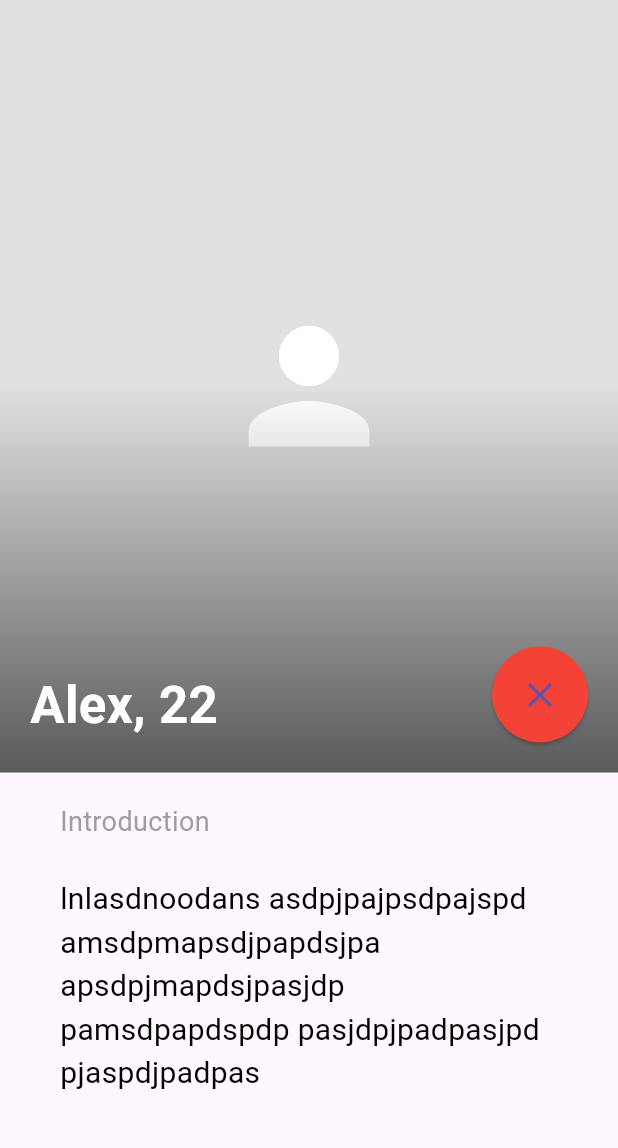
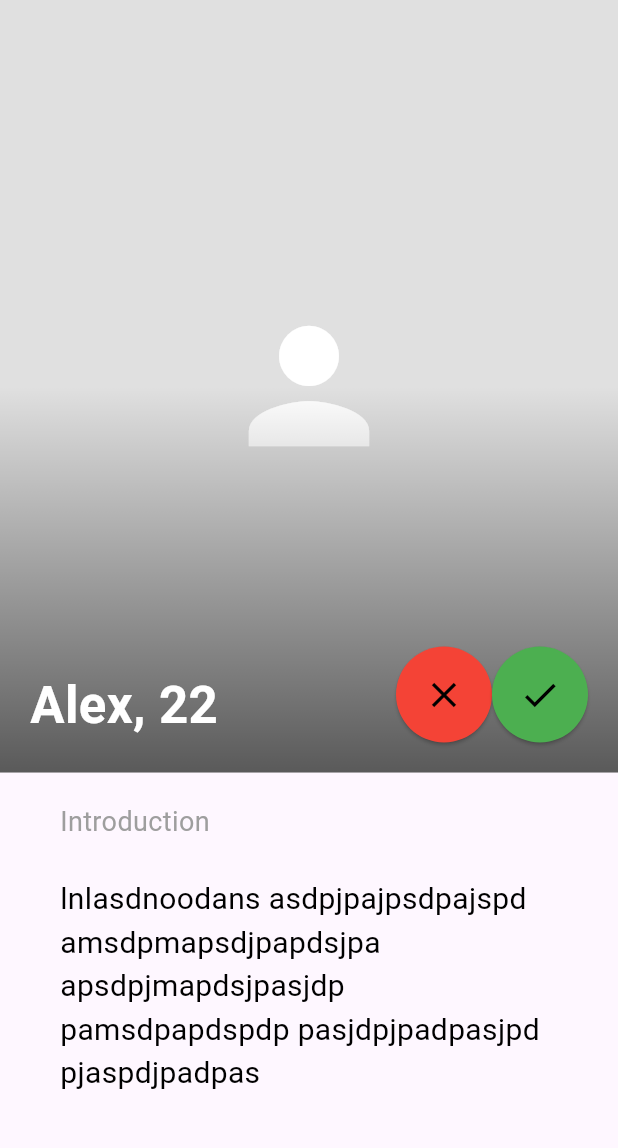
Before and after one commit to alanpbenny/trying_flutter, a Flutter app: the OtherProfileScreen screen opened directly, on a phone screen of 412 x 824 dp, the part 84-1232 px from its top. Run offline on Flutter 3.47's test engine with Material 3 defaults, Android fonts, the phone set to English and light mode, and no system bars; accounts and stored records are empty.

```diff
--- a/lib/messages_screen.dart
+++ b/lib/messages_screen.dart
@@ -1,6 +1,8 @@
 import 'package:flutter/material.dart';
 import 'messages.dart';
 import 'otherProfile_scree.dart';
+import 'altOtherProfileScreen.dart';
+
 class MessagesScreen extends StatefulWidget {
   const MessagesScreen({super.key});
 
@@ -98,7 +100,7 @@ class _MessagesScreenState extends State<MessagesScreen> {
                         Navigator.push(
                       context,
                       MaterialPageRoute(
-                        builder: (context) => OtherProfileScreen(),
+                        builder: (context) => Altotherprofilescreen(),
                       ),
                     );
                       },
--- a/lib/otherProfile_scree.dart
+++ b/lib/otherProfile_scree.dart
@@ -63,15 +63,32 @@ class OtherProfileScreen extends StatelessWidget {
                   Positioned(
                     bottom: 20,
                     right: 20,
-                    child: ElevatedButton(
-                      style: ElevatedButton.styleFrom(
-                        backgroundColor: Colors.red,
-                        shape: const CircleBorder(),
-                        padding: const EdgeInsets.all(18),
+                    child: Row(
+                    children: [
+                      ElevatedButton(
+                        style: ElevatedButton.styleFrom(
+                          backgroundColor: Colors.red,
+                          shape: const CircleBorder(),
+                          padding: const EdgeInsets.all(18),
+                        ),
+                        onPressed: () {
+                          Navigator.pop(context, "Passed");
+                        },
+                        child: const Icon(Icons.close, size: 28, color: Colors.black),
                       ),
-                      onPressed: () {},
-                      child: const Icon(Icons.close, size: 28),
-                    ),
+                       ElevatedButton(
+                        style: ElevatedButton.styleFrom(
+                          backgroundColor: Colors.green,
+                          shape: const CircleBorder(),
+                          padding: const EdgeInsets.all(18),
+                        ),
+                        onPressed: () {
+                          Navigator.pop(context, "Liked");
+                        },
+                        child: const Icon(Icons.check, size: 28, color: Colors.black),
+                      ),
+                    ],
+                  ),
                   ),
                 ],
               ),
```
Also changed, not shown: lib/altOtherProfileScreen.dart (+40 -15 lines), lib/swipe_screen.dart (+28 -8 lines).
